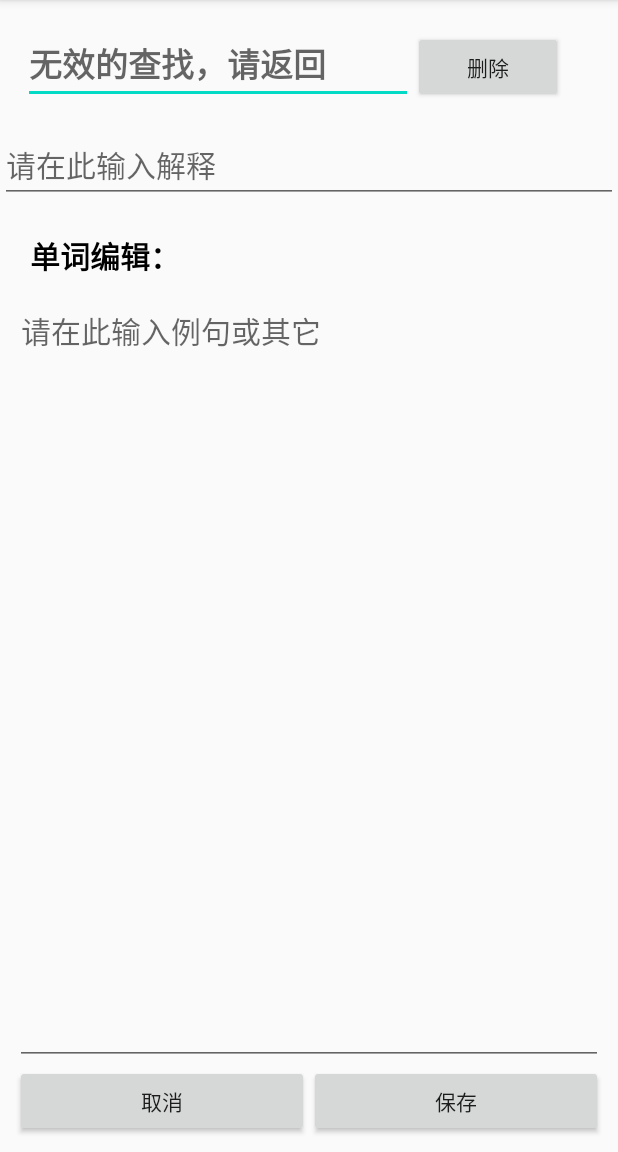
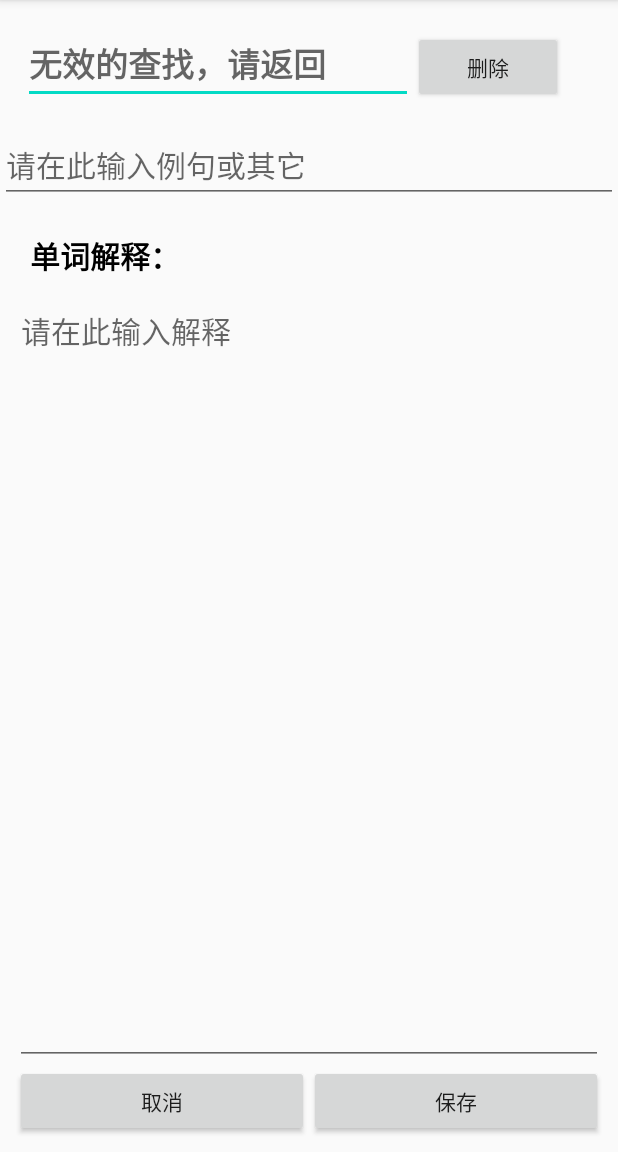
Before and after one commit to caozichen/e66ily, an Android app: the Research screen opened directly, with no data from a screen before it, on a phone screen of 412 x 824 dp, the part 84-1236 px from its top. Run offline under Robolectric (Android 15) with nearby library versions, the phone set to English and light mode, and no system bars; 1 statement that could not run was skipped.

Commit message:
修改后的最终实验二

```diff
--- a/text22/app/src/main/java/com/example/text22/Add.java
+++ b/text22/app/src/main/java/com/example/text22/Add.java
@@ -71,7 +71,7 @@ public class Add extends AppCompatActivity implements OnClickListener{
                 Content = String.valueOf(EditTextAddContent.getText());
                 Log.d("Title",Title);
                 if(Title.length()==0){               //标题为空给出提示
-                    Toast.makeText(this, "请输入一个标题", Toast.LENGTH_LONG).show();
+                    Toast.makeText(this, "请输入一个单词", Toast.LENGTH_LONG).show();
                 }else {
                     values.put("title", Title);
                     values.put("content", Content);
--- a/text22/app/src/main/java/com/example/text22/Research.java
+++ b/text22/app/src/main/java/com/example/text22/Research.java
@@ -41,7 +41,7 @@ public class Research extends AppCompatActivity implements OnClickListener{
     private void InitNote() {
         MyDataBaseHelper dbHelper = new MyDataBaseHelper(this,"Note.db",null,1);
         SQLiteDatabase db = dbHelper.getWritableDatabase();     //同上，获得可写文件
-        Cursor cursor  = db.query("Note",new String[]{"id","title","content"},"title=?",new String[]{tranTitle+""},null,null,null);
+        Cursor cursor  = db.query("Note",new String[]{"id","title","content"},"title LIKE ? ",new String[]{"%" + tranTitle+ "%"},null,null,null);
 
         if(cursor.moveToNext()) {       //逐行查找，得到匹配信息
             do {
--- a/text22/app/src/main/res/layout/activity_add.xml
+++ b/text22/app/src/main/res/layout/activity_add.xml
@@ -21,7 +21,7 @@
         android:singleLine="true"
         android:textSize="20sp"
         android:textColor="#000"
-        android:hint="请在此输入解释"
+        android:hint="请在此输入例句或其它"
         android:id="@+id/EditTextAddAuthor"/>
 
 <!--    <LinearLayout-->
@@ -47,7 +47,7 @@
             android:id="@+id/EditTextAddContent"
             android:layout_width="fill_parent"
             android:layout_height="320dp"
-            android:hint="请在此输入例句或其它"
+            android:hint="请在此输入解释"
             android:gravity="start"/>
         <LinearLayout
             android:layout_width="match_parent"
--- a/text22/app/src/main/res/layout/activity_edit.xml
+++ b/text22/app/src/main/res/layout/activity_edit.xml
@@ -33,7 +33,7 @@
         android:singleLine="true"
         android:textSize="20sp"
         android:textColor="#000"
-        android:hint="请在此输入解释"
+        android:hint="请在此输入例句或其它"
         android:id="@+id/EditTextEditAuthor"/>
 
 <!--    <LinearLayout-->
@@ -63,7 +63,7 @@
         <TextView
             android:layout_width="fill_parent"
             android:layout_height="wrap_content"
-            android:text="例句编辑："
+            android:text="单词解释："
             android:textColor="#000"
             android:textSize="20sp"
             android:layout_margin="10dp"
@@ -75,7 +75,7 @@
             android:layout_height="0dp"
             android:layout_weight="2"
             android:gravity="start"
-            android:hint="请在此输入例句或其它"
+            android:hint="请在此输入解释"
             android:textSize="20sp" />
 
         <LinearLayout
--- a/text22/app/src/main/res/layout/activity_research.xml
+++ b/text22/app/src/main/res/layout/activity_research.xml
@@ -32,7 +32,7 @@
         android:singleLine="true"
         android:textSize="20sp"
         android:textColor="#000"
-        android:hint="请在此输入解释"
+        android:hint="请在此输入例句或其它"
         android:id="@+id/EditTextREAuthor"/>
 <!--    <LinearLayout-->
 <!--        android:layout_width="match_parent"-->
@@ -57,7 +57,7 @@
         <TextView
             android:layout_width="fill_parent"
             android:layout_height="wrap_content"
-            android:text="单词编辑："
+            android:text="单词解释："
             android:textColor="#000"
             android:textSize="20sp"
             android:layout_margin="10dp"
@@ -69,7 +69,7 @@
             android:layout_height="0dp"
             android:layout_weight="2"
             android:gravity="start"
-            android:hint="请在此输入例句或其它"
+            android:hint="请在此输入解释"
             android:textSize="20sp" />
 
         <LinearLayout
```
Also changed, not shown: text22/app/src/main/java/com/example/text22/MainActivity.java (+25 -4 lines).
